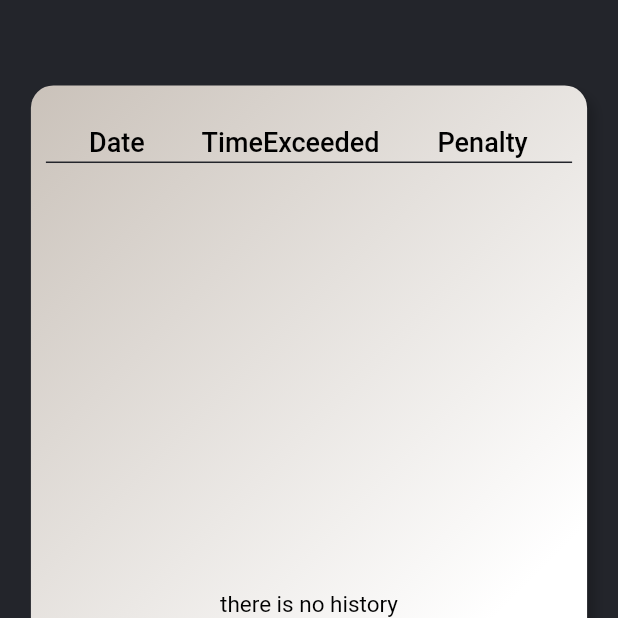
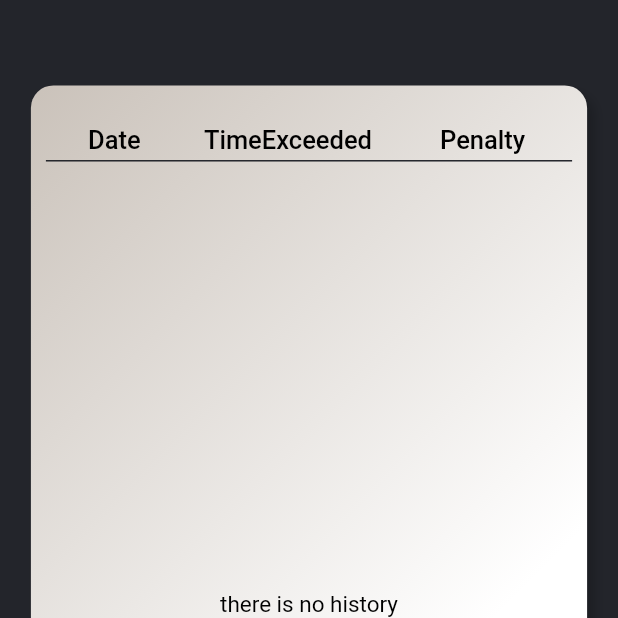
Before and after one commit to mye280c37/alarm_with_bank_transfer, a Flutter app: the screen it shows after launch, item 3 of the bottom bar chosen, on a phone screen of 412 x 824 dp, the top half of it. Run offline on Flutter 3.47's test engine with Material 2 defaults, Android fonts, the phone set to English and light mode, and no system bars; our stand-ins replace dio, flutter_time_picker_spinner, shared_preferences, sqflite, vibration; missing offline and left inert: oauth2_client, screen; accounts and stored records are empty; Roboto replaces fonts that are missing (AppleSDGothicNeo).

Commit message:
change history table detail

```diff
--- a/lib/api.dart
+++ b/lib/api.dart
@@ -1,6 +1,8 @@
 import 'package:oauth2_client/oauth2_client.dart';
 
-const String customScheme = "alarm.transfer";
+const String customScheme = "https";
+const String customHost = "www.alarm-banktransfer.com";
+const String pathPrefix = "/redirecturi";
 const String clientID = "c8efeb93-515a-42c3-9d2d-542817f805ae";
 const String clientSecret = "475b94e3-a4da-47d0-9bbe-c83127e6a1fe";
 const String redirectUri = 'https://www.alarm-transfer.com/redirect-uri';
--- a/lib/views/history.dart
+++ b/lib/views/history.dart
@@ -16,7 +16,7 @@ class _HistoryTabState extends State<HistoryTab> {
       fontFamily: "AppleSDGothicNeo",
       fontWeight: FontWeight.w500,
       color: Colors.black,
-      fontSize: 18,
+      fontSize: 17,
       height: 1.8
   );
 
@@ -81,11 +81,13 @@ class _HistoryTabState extends State<HistoryTab> {
                       SizedBox(
                         height: _height*0.01,
                       ),
+                      Wrap(
+                        children: [
                           Table(
                             defaultVerticalAlignment: TableCellVerticalAlignment.middle,
                             columnWidths: {
-                          0: FractionColumnWidth(.27),
-                          1: FractionColumnWidth(.39),
+                              0: FractionColumnWidth(.26),
+                              1: FractionColumnWidth(.4),
                               2: FractionColumnWidth(.34),
                             },
                             children: [
@@ -116,6 +118,8 @@ class _HistoryTabState extends State<HistoryTab> {
                                     ),
                                   ]
                               ),
+                            ],
+                          )
                         ],
                       ),
                       Flexible(
```
Also changed, not shown: 2 other files. Lines whose indentation alone changed are shown as unchanged.
